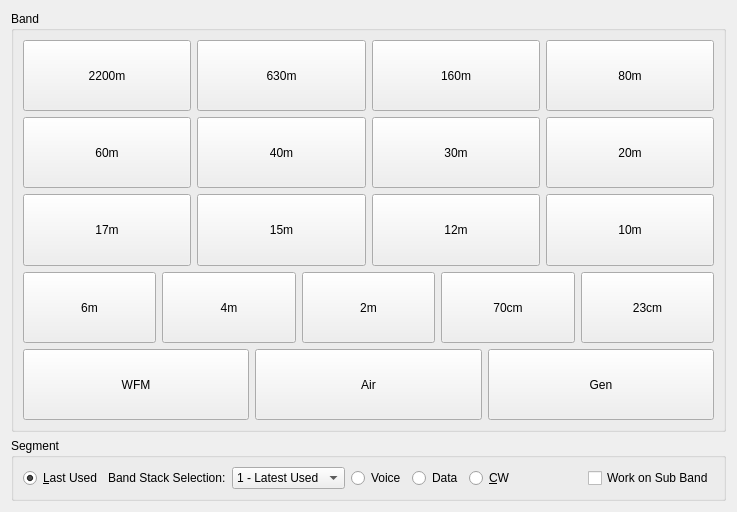
First picture: the form in bandbuttons.ui, repository adecarolis/wfweb, before the edit.
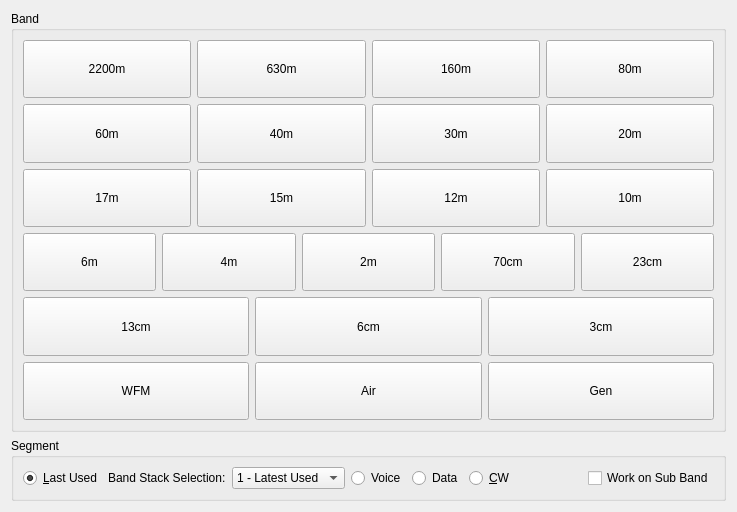
Second picture: the form after the edit.

Diff of the .ui file:
```diff
--- a/bandbuttons.ui
+++ b/bandbuttons.ui
@@ -410,6 +410,67 @@
         </item>
        </layout>
       </item>
+      <item>
+       <layout class="QHBoxLayout" name="horizontalLayout">
+        <item>
+         <widget class="QPushButton" name="band13cmbtn">
+          <property name="sizePolicy">
+           <sizepolicy hsizetype="Minimum" vsizetype="MinimumExpanding">
+            <horstretch>0</horstretch>
+            <verstretch>0</verstretch>
+           </sizepolicy>
+          </property>
+          <property name="maximumSize">
+           <size>
+            <width>16777215</width>
+            <height>128</height>
+           </size>
+          </property>
+          <property name="text">
+           <string>13cm</string>
+          </property>
+         </widget>
+        </item>
+        <item>
+         <widget class="QPushButton" name="band6cmbtn">
+          <property name="sizePolicy">
+           <sizepolicy hsizetype="Minimum" vsizetype="MinimumExpanding">
+            <horstretch>0</horstretch>
+            <verstretch>0</verstretch>
+           </sizepolicy>
+          </property>
+          <property name="maximumSize">
+           <size>
+            <width>16777215</width>
+            <height>128</height>
+           </size>
+          </property>
+          <property name="text">
+           <string>6cm</string>
+          </property>
+         </widget>
+        </item>
+        <item>
+         <widget class="QPushButton" name="band3cmbtn">
+          <property name="sizePolicy">
+           <sizepolicy hsizetype="Minimum" vsizetype="MinimumExpanding">
+            <horstretch>0</horstretch>
+            <verstretch>0</verstretch>
+           </sizepolicy>
+          </property>
+          <property name="maximumSize">
+           <size>
+            <width>16777215</width>
+            <height>128</height>
+           </size>
+          </property>
+          <property name="text">
+           <string>3cm</string>
+          </property>
+         </widget>
+        </item>
+       </layout>
+      </item>
       <item>
        <layout class="QHBoxLayout" name="horizontalLayout_11">
         <item>
```
